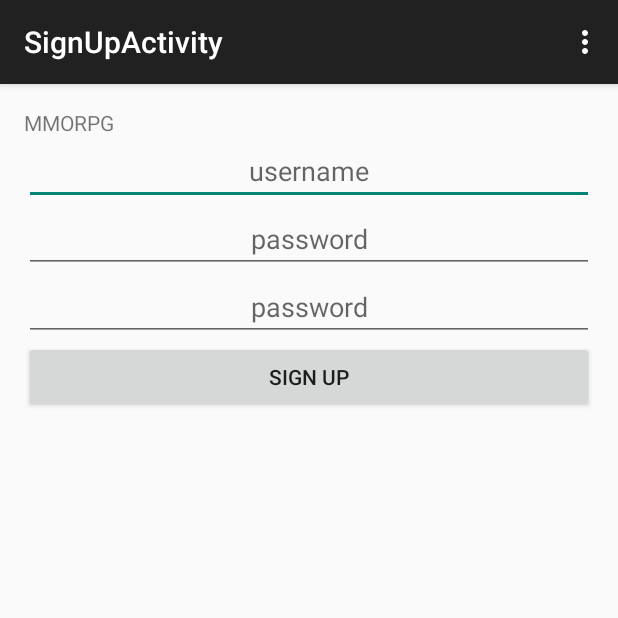
After one commit to jvilaplana/mmorpg-android, an Android app: the SignUpActivity screen opened directly, with no data from a screen before it, on a phone screen of 412 x 824 dp, the top half of it. The commit adds this screen. Run offline under Robolectric (Android 15) with nearby library versions, the phone set to English and light mode, and no system bars.

Commit message:
Login and Sign Up
Now users can sign up and login into the game

```diff
--- a/app/src/main/res/layout/activity_main.xml
+++ b/app/src/main/res/layout/activity_main.xml
@@ -6,7 +6,7 @@
     android:paddingBottom="@dimen/activity_vertical_margin"
     tools:context="com.jordiv.mmorpg.mmorpg_android.MainActivity">
 
-    <TextView android:text="@string/hello_world" android:layout_width="wrap_content"
+    <TextView android:text="Inside" android:layout_width="wrap_content"
         android:layout_height="wrap_content" />
 
 </RelativeLayout>
--- /dev/null
+++ b/app/src/main/res/layout/activity_sign_up.xml
@@ -0,0 +1,51 @@
+<RelativeLayout xmlns:android="http://schemas.android.com/apk/res/android"
+    xmlns:tools="http://schemas.android.com/tools" android:layout_width="match_parent"
+    android:layout_height="match_parent" android:paddingLeft="@dimen/activity_horizontal_margin"
+    android:paddingRight="@dimen/activity_horizontal_margin"
+    android:paddingTop="@dimen/activity_vertical_margin"
+    android:paddingBottom="@dimen/activity_vertical_margin"
+    tools:context="com.jordiv.mmorpg.mmorpg_android.SignUpActivity">
+
+    <LinearLayout
+        android:orientation="vertical"
+        android:layout_width="fill_parent"
+        android:layout_height="fill_parent">
+
+        <TextView android:text="@string/title_activity_login" android:layout_width="wrap_content"
+            android:layout_height="wrap_content" />
+
+        <EditText
+            android:id="@+id/usernameText"
+            android:layout_width="fill_parent"
+            android:layout_height="wrap_content"
+            android:gravity="center"
+            android:hint="username" />
+
+        <EditText
+            android:id="@+id/usernamePassword"
+            android:layout_width="fill_parent"
+            android:layout_height="wrap_content"
+            android:inputType="textPassword"
+            android:gravity="center"
+            android:hint="password" />
+
+        <EditText
+            android:id="@+id/usernamePassword2"
+            android:layout_width="fill_parent"
+            android:layout_height="wrap_content"
+            android:inputType="textPassword"
+            android:gravity="center"
+            android:hint="password" />
+
+        <Button
+            android:layout_width="fill_parent"
+            android:layout_height="wrap_content"
+            android:text="Sign Up"
+            android:id="@+id/signUpButton"
+            android:layout_centerVertical="true"
+            android:layout_alignParentLeft="true"
+            android:layout_alignParentStart="true" />
+
+    </LinearLayout>
+
+</RelativeLayout>
--- /dev/null
+++ b/app/src/main/res/menu/menu_sign_up.xml
@@ -0,0 +1,7 @@
+<menu xmlns:android="http://schemas.android.com/apk/res/android"
+    xmlns:app="http://schemas.android.com/apk/res-auto"
+    xmlns:tools="http://schemas.android.com/tools"
+    tools:context="com.jordiv.mmorpg.mmorpg_android.SignUpActivity">
+    <item android:id="@+id/action_settings" android:title="@string/action_settings"
+        android:orderInCategory="100" app:showAsAction="never" />
+</menu>
--- a/app/src/main/res/values/strings.xml
+++ b/app/src/main/res/values/strings.xml
@@ -1,9 +1,26 @@
 <?xml version="1.0" encoding="utf-8"?>
 <resources>
+    <!-- GENERAL PURPOSE STRINGS -->
+    <string name="button_okay">Okay</string>
+    <!-- LOGIN ACTIVITY -->
+    <string name="login_signUp_text">No account? Sign up now!</string>
+    <string name="login_signUp_button">Sign Up</string>
+    <!-- SIGN UP ACTIVITY -->
+    <string name="activity_sign_up_password_incorrect_title">Incorrect password</string>
+    <string name="activity_sign_up_password_incorrect_match">Please make sure both passwords match.</string>
+    <string name="activity_sign_up_username_incorrect_title">Invalid username</string>
+    <string name="activity_sign_up_username_incorrect_exists">This username is already taken.</string>
+    <string name="activity_sign_up_username_created_title">Success</string>
+    <string name="activity_sign_up_username_created">Sign up complete! Please login with your new credentials.</string>
 
+    <!-- MAIN ACTIVITY -->
     <string name="app_name">MMORPG-android</string>
-    <string name="title_activity_main">MainActivity</string>
-    <string name="hello_world">Hello world!</string>
+    <string name="title_activity_login">MMORPG</string>
+
+
+    <string name="title_activity_main">Main</string>
+
     <string name="action_settings">Settings</string>
+    <string name="title_activity_sign_up">SignUpActivity</string>
 
 </resources>
```
Also changed, not shown: app/src/main/AndroidManifest.xml (+13 -2 lines), app/src/main/java/com/jordiv/mmorpg/mmorpg_android/Constants.java (added, +8 -0 lines), app/src/main/java/com/jordiv/mmorpg/mmorpg_android/LoginActivity.java (added, +180 -0 lines), app/src/main/java/com/jordiv/mmorpg/mmorpg_android/SignUpActivity.java (added, +224 -0 lines), app/src/main/res/layout/activity_login.xml (added, +53 -0 lines), 2 other files.
